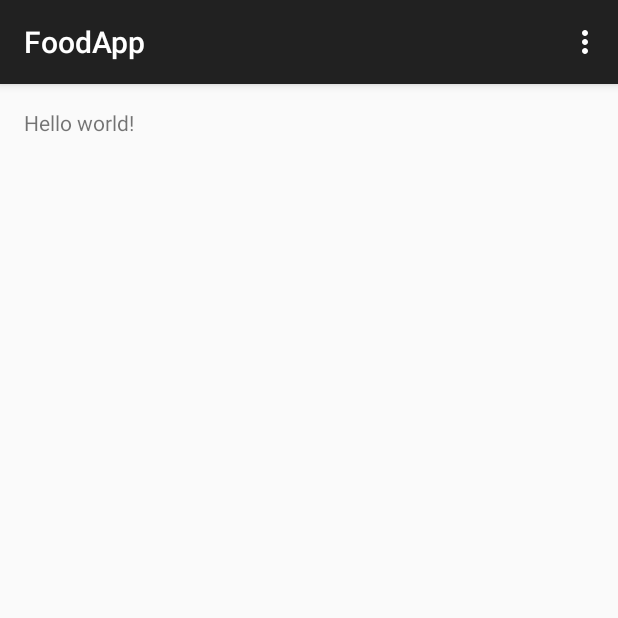
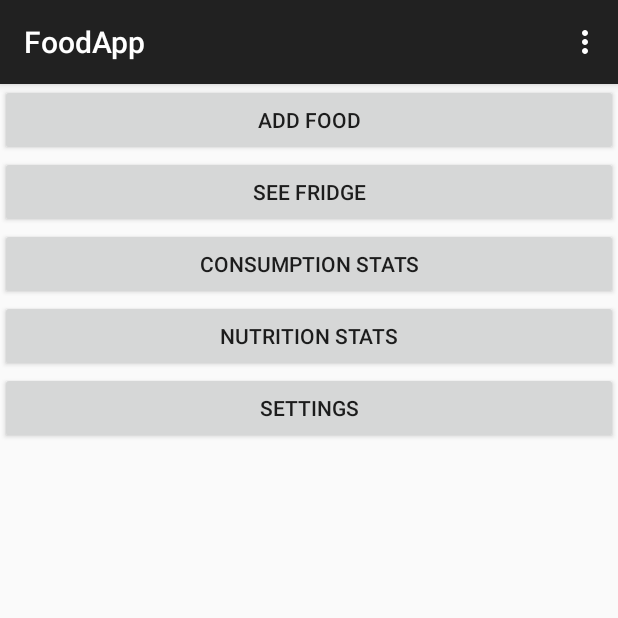
Before and after one commit to anthonyuitz/FoodApp, an Android app: the screen it shows after launch (MainActivity), on a phone screen of 412 x 824 dp, the top half of it. Run offline under Robolectric (Android 15) with nearby library versions, the phone set to English and light mode, and no system bars.

Commit message:
Added basic framework/consumption activities & fixed some FullTestSuite errors

```diff
--- a/FoodApp/app/build.gradle
+++ b/FoodApp/app/build.gradle
@@ -19,7 +19,13 @@ android {
     }
 }
 
+repositories {
+    maven { url "https://jitpack.io" }
+}
+
+
 dependencies {
     compile fileTree(dir: 'libs', include: ['*.jar'])
+    compile 'com.github.PhilJay:MPAndroidChart:v2.1.2'
     compile 'com.android.support:appcompat-v7:22.1.1'
 }
--- a/FoodApp/app/src/main/res/layout/activity_main.xml
+++ b/FoodApp/app/src/main/res/layout/activity_main.xml
@@ -1,5 +1,46 @@
-<fragment xmlns:android="http://schemas.android.com/apk/res/android"
-    xmlns:tools="http://schemas.android.com/tools" android:id="@+id/fragment"
-    android:name="com.khmkau.codeu.foodapp.MainActivityFragment"
-    tools:layout="@layout/fragment_main" android:layout_width="match_parent"
-    android:layout_height="match_parent" />
+<?xml version="1.0" encoding="utf-8"?>
+<LinearLayout xmlns:android="http://schemas.android.com/apk/res/android"
+
+    android:orientation="vertical"
+    android:layout_width="match_parent"
+    android:layout_height="match_parent">
+
+
+
+    <Button
+        android:layout_width="match_parent"
+        android:layout_height="wrap_content"
+        android:text="@string/addFood"
+        android:id="@+id/button2"
+        android:layout_gravity="center"
+        android:onClick="foodView"/>
+    <Button
+        android:layout_width="match_parent"
+        android:layout_height="wrap_content"
+        android:text="@string/seeFridge"
+        android:id="@+id/button3"
+        android:layout_gravity="center"
+        android:onClick="fridgeView"/>
+    <Button
+        android:layout_width="match_parent"
+        android:layout_height="wrap_content"
+        android:text="@string/consumptionStats"
+        android:id="@+id/button4"
+        android:layout_gravity="center"
+        android:onClick="consumptionView"/>
+    <Button
+        android:layout_width="match_parent"
+        android:layout_height="wrap_content"
+        android:text="@string/nutritionStats"
+        android:id="@+id/button5"
+        android:layout_gravity="center"
+        android:onClick="nutritionView"/>
+    <Button
+        android:layout_width="match_parent"
+        android:layout_height="wrap_content"
+        android:text="@string/settings"
+        android:id="@+id/button6"
+        android:layout_gravity="center"
+        android:onClick="settingsView"/>
+
+</LinearLayout>
--- a/FoodApp/app/src/main/res/values/strings.xml
+++ b/FoodApp/app/src/main/res/values/strings.xml
@@ -2,4 +2,26 @@
     <string name="app_name">FoodApp</string>
     <string name="hello_world">Hello world!</string>
     <string name="action_settings">Settings</string>
+
+    <string name="consumption_detail_per">Consumption Data - Percentages</string>
+    <string name="consumption_detail_ser">Consumption Data - Servings</string>
+    <string name="nutrition_detail_list">Nutrition Data - List</string>
+    <string name="nutrition_detail_per">Nutrition Data - Percentages</string>
+
+    <string name="description">Data to View: </string>
+    <string name="percentages_view">View Percentages</string>
+    <string name="servings_view">View Servings</string>
+
+    <string name="addFood">Add Food</string>
+    <string name="seeFridge">See Fridge</string>
+    <string name="consumptionStats">Consumption Stats</string>
+    <string name="nutritionStats">Nutrition Stats</string>
+    <string name="settings">Settings</string>
+
+    <string-array name="view_options">
+        <item>Day</item>
+        <item>Week</item>
+        <item>Month</item>
+    </string-array>
+
 </resources>
```
Also changed, not shown: FoodApp/app/src/main/AndroidManifest.xml (+17 -1 lines), FoodApp/app/src/main/java/com/khmkau/codeu/foodapp/MainActivity.java (+34 -0 lines), FoodApp/app/src/main/java/com/khmkau/codeu/foodapp/PercentagesConsumptionActivity.java (added, +144 -0 lines), FoodApp/app/src/main/java/com/khmkau/codeu/foodapp/ServingsConsumptionActivity.java (added, +249 -0 lines), FoodApp/app/src/main/res/layout/activity_percentage_consumption.xml (added, +40 -0 lines), FoodApp/app/src/main/res/layout/activity_servings_consumption.xml (added, +40 -0 lines), 1 other file.
